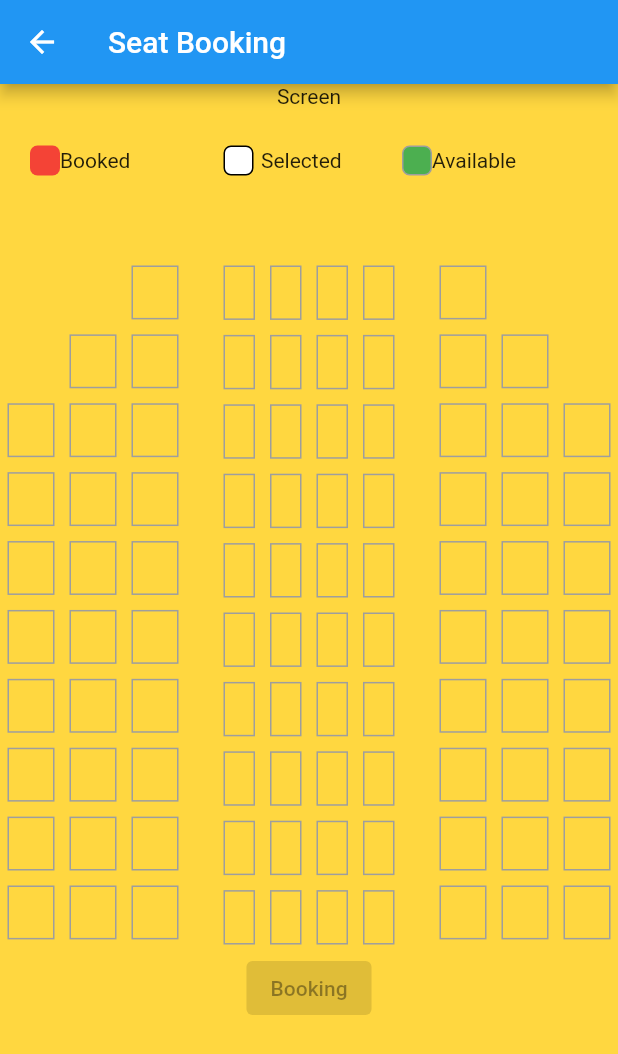
After one commit to vivek5kumar/sqlproject, a Flutter app: the BusBooking screen opened directly, on a phone screen of 412 x 824 dp. The commit adds this screen. Shown: the top 1054 px of the screen. Run offline on Flutter 3.47's test engine with Material 2 defaults, Android fonts, the phone set to English and light mode, and no system bars; our stand-ins replace flutter_colorpicker, get, image_gallery_saver, permission_handler, signature, sqflite; accounts and stored records are empty.

Commit message:
code changes

```diff
--- a/lib/controller/logincontroller.dart
+++ b/lib/controller/logincontroller.dart
@@ -18,7 +18,7 @@ class LoginController extends GetxController {
 
     await ApiManager().getLogin(_map).then((value) {
       if (value.status == 1) {
-        Get.to(HomePage());
+        Get.to(const HomePage());
       }
     });
   }
--- a/lib/controller/signatureContro.dart
+++ b/lib/controller/signatureContro.dart
@@ -34,6 +34,7 @@ class HomeController extends GetxController {
         onColorChanged: (color) {
           padColor.value = color;
         },
+        // ignore: deprecated_member_use
         showLabel: true,
         pickerAreaHeightPercent: .8,
       )),
@@ -50,6 +51,7 @@ class HomeController extends GetxController {
           penColor.value = color;
           initializeSignatureController();
         },
+        // ignore: deprecated_member_use
         showLabel: true,
         pickerAreaHeightPercent: .8,
       )),
--- a/lib/main.dart
+++ b/lib/main.dart
@@ -1,7 +1,6 @@
 import 'package:flutter/material.dart';
 import 'package:get/get_navigation/get_navigation.dart';
-
-import 'package:sqlproject/view/signiture.dart';
+import 'package:sqlproject/view/dbhomepage.dart';
 
 void main() {
   runApp(const MyApp());
@@ -18,7 +17,7 @@ class MyApp extends StatelessWidget {
       theme: ThemeData(
         primarySwatch: Colors.blue,
       ),
-      home: SignaturePage(),
+      home: const HomePage(),
     );
   }
 }
--- a/lib/network/apimanager.dart
+++ b/lib/network/apimanager.dart
@@ -5,6 +5,7 @@ import 'package:http/http.dart' as http;
 import 'package:sqlproject/network/baseurl.dart';
 
 class ApiManager {
+  // ignore: prefer_typing_uninitialized_variables
   var response;
   Future<UserLoginResponse> getLogin(_map) async {
     var url = Uri.parse(EndPoint().userLogin);
--- /dev/null
+++ b/lib/view/busbooking/bus_seat_booking.dart
@@ -0,0 +1,223 @@
+import 'package:flutter/material.dart';
+import 'package:path/path.dart';
+
+class BusBooking extends StatefulWidget {
+  const BusBooking({super.key});
+
+  @override
+  State<BusBooking> createState() => _BusBookingState();
+}
+
+class _BusBookingState extends State<BusBooking> {
+  // bool isButtonActive = true;
+  // var isBooking
+  var countSeatLeft = 3 * 10;
+  var countSeatCenter = 4 * 10;
+  var countSeatRight = 3 * 10;
+
+// seta list
+  var listSeatLeft = [];
+  var listSeatCenter = [];
+  var listSeatRight = [];
+
+  @override
+  void initState() {
+    initialSeatValueToList(listSeatLeft, countSeatLeft, "l");
+    initialSeatValueToList(listSeatCenter, countSeatCenter, "c");
+    initialSeatValueToList(listSeatRight, countSeatRight, "r");
+    setVisisbilitySeat();
+    super.initState();
+  }
+
+  initialSeatValueToList(List data, count, side) {
+    var objectData;
+    for (int i = 0; i < count; i++) {
+      objectData = {
+        "id": side + "${i + 1}",
+        "isBooked": false,
+        "isAvailable": true,
+        "isSelected": false,
+        "isVisible": true,
+      };
+      setState(() {
+        data.add(objectData);
+      });
+    }
+    print(data);
+  }
+
+  setVisisbilitySeat() {
+    setState(() {
+      listSeatLeft[0]["isVisible"] = false;
+      listSeatLeft[1]["isVisible"] = false;
+      listSeatLeft[3]["isVisible"] = false;
+      listSeatRight[1]["isVisible"] = false;
+      listSeatRight[2]["isVisible"] = false;
+      listSeatRight[5]["isVisible"] = false;
+    });
+  }
+
+  setSelectToBooking() {
+    listSeatLeft.forEach((seat) {
+      if (seat["isSelected"]) {
+        setState(() {
+          seat["isBooked"] = true;
+        });
+      }
+    });
+    listSeatCenter.forEach((seat) {
+      if (seat["isSelected"]) {
+        setState(() {
+          seat["isBooked"] = true;
+        });
+      }
+    });
+    listSeatRight.forEach((seat) {
+      if (seat["isSelected"]) {
+        setState(() {
+          seat["isBooked"] = true;
+        });
+      }
+    });
+  }
+
+  @override
+  Widget build(BuildContext context) {
+    return Scaffold(
+      backgroundColor: Colors.amberAccent,
+      appBar: AppBar(
+        title: const Text("Seat Booking"),
+      ),
+      body: Container(
+        width: MediaQuery.of(context).size.width,
+        child: Column(
+          children: [
+            const Text("Screen"),
+            const SizedBox(
+              height: 20,
+            ),
+            Container(
+              margin: const EdgeInsets.symmetric(horizontal: 20),
+              child: Row(
+                children: [
+                  Expanded(
+                      child: Row(
+                    children: [
+                      Container(
+                        width: 20,
+                        height: 20,
+                        decoration: BoxDecoration(
+                            color: Colors.red,
+                            borderRadius: BorderRadius.circular(5)),
+                      ),
+                      const Text("Booked")
+                    ],
+                  )),
+                  Expanded(
+                    child: Row(
+                      children: [
+                        Container(
+                          margin: const EdgeInsets.all(5),
+                          width: 20,
+                          height: 20,
+                          decoration: BoxDecoration(
+                              borderRadius: BorderRadius.circular(5),
+                              color: Colors.white,
+                              border: Border.all()),
+                        ),
+                        const Text("Selected")
+                      ],
+                    ),
+                  ),
+                  Expanded(
+                    child: Row(
+                      children: [
+                        Container(
+                          width: 20,
+                          height: 20,
+                          decoration: BoxDecoration(
+                            color: Colors.green,
+                            borderRadius: BorderRadius.circular(5),
+                            border: Border.all(
+                              width: 1,
+                              color: Colors.grey,
+                            ),
+                          ),
+                        ),
+                        const Text("Available")
+                      ],
+                    ),
+                  )
+                ],
+              ),
+            ),
+            const SizedBox(
+              height: 50,
+            ),
+            SizedBox(
+              width: MediaQuery.of(context).size.width,
+              child: Row(
+                crossAxisAlignment: CrossAxisAlignment.start,
+                children: [
+                  Expanded(
+                      child: Container(child: widgetSeat(listSeatLeft, false))),
+                  const SizedBox(
+                    width: 20,
+                  ),
+                  Expanded(child: widgetSeat(listSeatCenter, true)),
+                  const SizedBox(
+                    width: 20,
+                  ),
+                  Expanded(child: widgetSeat(listSeatRight, false)),
+                  const SizedBox(
+                    height: 50,
+                  ),
+                ],
+              ),
+            ),
+            ElevatedButton(
+                onPressed: setSelectToBooking(), child: const Text("Booking"))
+          ],
+        ),
+      ),
+    );
+  }
+
+  Widget widgetSeat(List dataSeat, bool isCenter) {
+    return GridView.builder(
+        shrinkWrap: true,
+        physics: const NeverScrollableScrollPhysics(),
+        gridDelegate: SliverGridDelegateWithFixedCrossAxisCount(
+            crossAxisCount: isCenter ? 4 : 3,
+            childAspectRatio: isCenter ? 0.67 : 0.9),
+        itemCount: dataSeat.length,
+        itemBuilder: (context, index) {
+          return Visibility(
+            visible: dataSeat[index]["isVisible"],
+            child: GestureDetector(
+              onTap: () {
+                setState(() {
+                  dataSeat[index]["isSelected"] =
+                      !dataSeat[index]["isSelected"];
+                });
+              },
+              child: Container(
+                width: 88,
+                margin: const EdgeInsets.all(5),
+                // width: 50,
+                // height: 50,
+                decoration: BoxDecoration(
+                    color: dataSeat[index]["isBooked"]
+                        ? Colors.green
+                        : dataSeat[index]["isSelected"]
+                            ? Colors.white
+                            : Colors.transparent,
+                    border: Border.all(color: Colors.grey)),
+
+                // child: ,
+              ),
+            ),
+          );
+        });
+  }
+}
--- a/lib/view/dbhomepage.dart
+++ b/lib/view/dbhomepage.dart
@@ -74,7 +74,8 @@ class _HomePageState extends State<HomePage> {
                           width: size.width * 0.9,
                           child: ElevatedButton(
                               onPressed: () {
-                                // dbmanager.deleteTable();
+                                FocusScope.of(context)
+                                    .requestFocus(FocusNode());
                                 _submitStudent(context);
                               },
                               child: const Text("Submit")),
@@ -125,12 +126,7 @@ class _HomePageState extends State<HomePage> {
                                               width: 20,
                                               child: InkWell(
                                                   onTap: () {
-                                                    _nameController.text =
-                                                        st.name.toString();
-                                                    _courseController.text =
-                                                        st.course.toString();
-                                                    student = st;
-                                                    updateIndex = i;
+                                                    textUpdate(st, i);
                                                   },
                                                   child: const Icon(
                                                     Icons.edit,
@@ -179,13 +175,17 @@ class _HomePageState extends State<HomePage> {
               name: _nameController.text,
               course: _courseController.text);
           dbmanager.insertStudent(st).then((id) => {
-                // studList.sort((a, b) =>
-                //     a.name!.toLowerCase().compareTo(b.name!.toLowerCase())),
                 _nameController.clear(),
                 _courseController.clear(),
-                // print("student added to db ${id}"),
               });
         } else {
+          return updateFun();
+        }
+      });
+    }
+  }
+
+  updateFun() {
     student!.name = _nameController.text;
     student!.course = _courseController.text;
 
@@ -198,11 +198,15 @@ class _HomePageState extends State<HomePage> {
       _courseController.clear();
     });
   }
-      });
-    }
+
+  textUpdate(Student st, i) {
+    _nameController.text = st.name.toString();
+    _courseController.text = st.course.toString();
+    student = st;
+    updateIndex = i;
   }
 
-  conformationAlert(Student st, int i) {
+  conformationAlert(Student st, i) {
     showDialog(
         context: context,
         builder: (context) {
--- a/lib/view/dbmanager.dart
+++ b/lib/view/dbmanager.dart
@@ -15,7 +15,7 @@ class DbStudentManager {
 
 // insert table is ready
 
-  Future<int> insertStudent(Student student) async {
+  insertStudent(Student student) async {
     await openDb();
     return await _database!.insert('student', student.toMap());
   }
@@ -47,6 +47,7 @@ class DbStudentManager {
 }
 
 class Student {
+  // ignore: prefer_typing_uninitialized_variables
   var id;
   String? name;
   String? course;
--- a/lib/view/signiture.dart
+++ b/lib/view/signiture.dart
@@ -4,13 +4,14 @@ import 'package:signature/signature.dart';
 import 'package:sqlproject/controller/signatureContro.dart';
 
 class SignaturePage extends StatefulWidget {
-  SignaturePage({super.key});
+  const SignaturePage({super.key});
 
   @override
   State<SignaturePage> createState() => _SignaturePageState();
 }
 
 class _SignaturePageState extends State<SignaturePage> {
+  // ignore: non_constant_identifier_names
   final SignatureCtrl = Get.put(HomeController());
 
   @override
@@ -18,6 +19,7 @@ class _SignaturePageState extends State<SignaturePage> {
     return Scaffold(
       appBar: AppBar(
         title: const Text("Signature Pad"),
+        centerTitle: true,
       ),
       body: Column(children: [
         Obx(() => Flexible(
@@ -27,12 +29,11 @@ class _SignaturePageState extends State<SignaturePage> {
                 backgroundColor: SignatureCtrl.padColor.value,
               ),
             )),
-        Container(
-          child: Row(
+        Row(
           mainAxisAlignment: MainAxisAlignment.spaceEvenly,
           children: [
             ElevatedButton(
-                  style: ElevatedButton.styleFrom(primary: Colors.black),
+                style: ElevatedButton.styleFrom(backgroundColor: Colors.black),
                 onPressed: () {
                   setState(() {
                     SignatureCtrl.selectPadColor();
@@ -43,7 +44,7 @@ class _SignaturePageState extends State<SignaturePage> {
                   style: TextStyle(color: Colors.white),
                 )),
             ElevatedButton(
-                  style: ElevatedButton.styleFrom(primary: Colors.white),
+                style: ElevatedButton.styleFrom(backgroundColor: Colors.white),
                 onPressed: () {
                   setState(() {
                     SignatureCtrl.selectPenColor();
@@ -54,7 +55,7 @@ class _SignaturePageState extends State<SignaturePage> {
                   style: TextStyle(color: Colors.black),
                 )),
             ElevatedButton(
-                  style: ElevatedButton.styleFrom(primary: Colors.blue),
+                style: ElevatedButton.styleFrom(backgroundColor: Colors.blue),
                 onPressed: () {
                   setState(() {
                     SignatureCtrl.exportSignature();
@@ -65,7 +66,7 @@ class _SignaturePageState extends State<SignaturePage> {
                   style: TextStyle(color: Colors.white),
                 )),
             ElevatedButton(
-                  style: ElevatedButton.styleFrom(primary: Colors.red),
+                style: ElevatedButton.styleFrom(backgroundColor: Colors.red),
                 onPressed: () {
                   setState(() {
                     SignatureCtrl.signatureController.clear();
@@ -76,7 +77,6 @@ class _SignaturePageState extends State<SignaturePage> {
                   style: TextStyle(color: Colors.white),
                 ))
           ],
-          ),
         )
       ]),
     );
```
Lines whose indentation alone changed are shown as unchanged.
